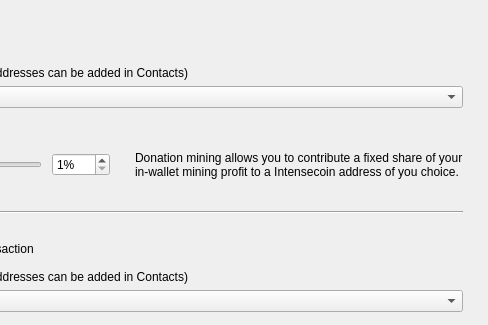
This is src/Gui/Options/DonationOptionsFrame.ui in coinchangemarket/coinchange-gui as Qt 5 draws it before an edit; both pictures show x 213 to 701 and y 0 to 325 of the 701 by 540 pixel window. The edited form follows.
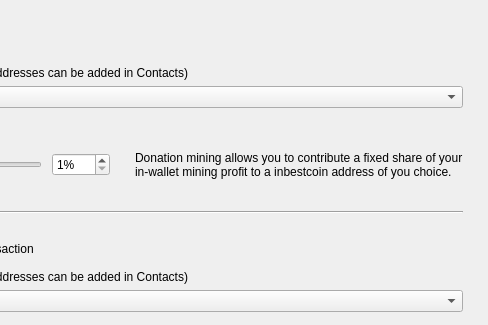
This is the edited form. Custom widgets are drawn as their Qt base class.

The edit to the form file:
```diff
--- a/src/Gui/Options/DonationOptionsFrame.ui
+++ b/src/Gui/Options/DonationOptionsFrame.ui
@@ -161,7 +161,7 @@
          </size>
         </property>
         <property name="text">
-         <string>Donation mining allows you to contribute a fixed share of your in-wallet mining profit to a Intensecoin address of you choice.</string>
+         <string>Donation mining allows you to contribute a fixed share of your in-wallet mining profit to a inbestcoin address of you choice.</string>
         </property>
         <property name="wordWrap">
          <bool>true</bool>
```
